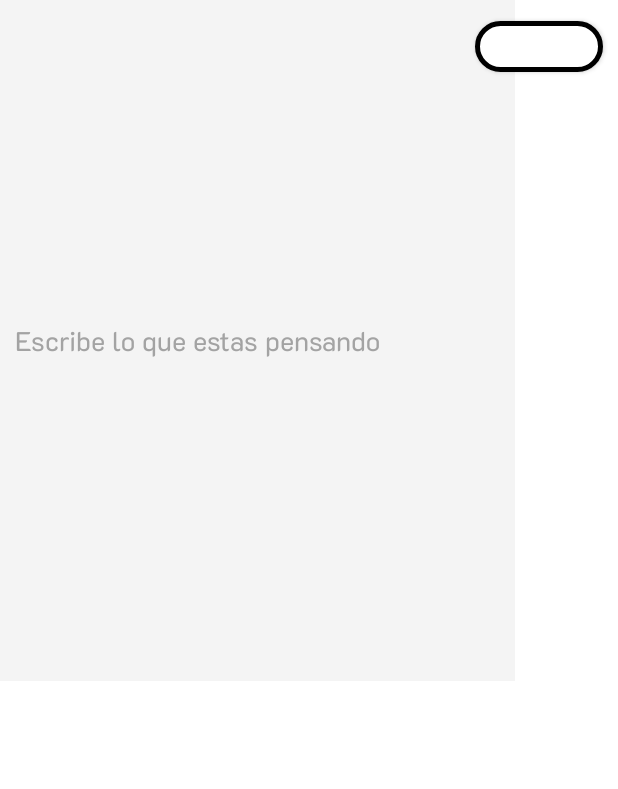
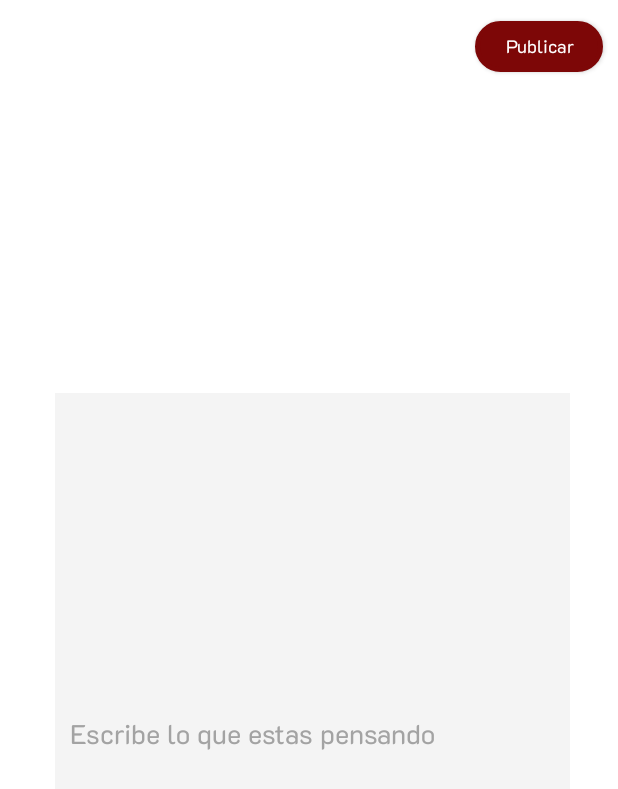
Before and after one commit to Hiramatsu07/torino, an Android app: the PublicarActivity screen opened directly, with no data from a screen before it, on a phone screen of 412 x 824 dp. Shown: the top 789 px of the screen. Run offline under Robolectric (Android 15) with nearby library versions, the phone set to English and light mode, and no system bars; 1 statement that could not run was skipped.

Commit message:
No me acuerdo de que hice pero anda todo :D

```diff
--- a/app/src/main/java/com/example/torino/activities/PublicarActivity.java
+++ b/app/src/main/java/com/example/torino/activities/PublicarActivity.java
@@ -11,15 +11,21 @@ import androidx.appcompat.app.AppCompatActivity;
 
 import com.example.torino.R;
 import com.example.torino.datos.Publicacion;
+import com.example.torino.datos.Usuario;
+
+import org.w3c.dom.Text;
 
 public class PublicarActivity extends AppCompatActivity {
     Button publicar;
     EditText descripcion;
     Boolean resultado = false;
+    TextView username;
 
     @Override
     protected void onCreate(Bundle savedInstanceStat) {
         setContentView(R.layout.activity_publicar);
+        username = (TextView) findViewById(R.id.user_name);
+        username.setText(Usuario.getUsuarioLogueado().getNickname().toString());
         publicar = findViewById(R.id.button);
         publicar.setOnClickListener(new View.OnClickListener() {
             @Override
@@ -28,6 +34,7 @@ public class PublicarActivity extends AppCompatActivity {
                 resultado = Publicacion.addNuevaPublicacion(descripcion.getText().toString());
                 if (resultado == true) {
                     publicadoExitosamente();
+                    finish();
                 } else {
                     errorInesperado();
                 }
--- a/app/src/main/res/layout/activity_publicar.xml
+++ b/app/src/main/res/layout/activity_publicar.xml
@@ -4,6 +4,8 @@
     xmlns:tools="http://schemas.android.com/tools"
     android:layout_width="match_parent"
     android:layout_height="match_parent">
+
+
     <ImageView
         android:id="@+id/imageView"
         android:layout_width="35.06dp"
@@ -12,6 +14,7 @@
         android:layout_marginTop="16dp"
         app:layout_constraintStart_toStartOf="parent"
         app:layout_constraintTop_toTopOf="parent"
+
         app:srcCompat="@drawable/logo_torino" />
 
     <Button
@@ -21,19 +24,20 @@
         android:layout_marginTop="14dp"
         android:layout_marginEnd="10dp"
         android:background="@drawable/redondear_boton"
+        android:backgroundTint="#7D0707"
         android:fontFamily="@font/k2d_regular"
         android:paddingLeft="3dp"
         android:paddingTop="0dp"
         android:paddingRight="3dp"
         android:paddingBottom="0dp"
-        android:text="Publicar"
+        android:text="@string/publicar"
         android:textAllCaps="false"
-        android:textColor="@color/white"
-        android:textSize="12dp"
+        android:textColor="#FFFFFF"
+        android:textSize="12sp"
         app:backgroundTint="#7D0707"
         app:layout_constraintEnd_toEndOf="parent"
-        app:layout_constraintTop_toTopOf="parent"
-        tools:ignore="TouchTargetSizeCheck" />
+        app:layout_constraintRight_toRightOf="parent"
+        app:layout_constraintTop_toTopOf="parent" />
 
     <TextView
         android:id="@+id/user_name"
@@ -43,18 +47,22 @@
         android:layout_marginTop="140dp"
         android:textColor="#000000"
         app:layout_constraintStart_toStartOf="parent"
-        app:layout_constraintTop_toTopOf="parent" />
+        app:layout_constraintTop_toTopOf="parent"/>
 
     <EditText
         android:id="@+id/publicacion_usuario"
         android:layout_width="343dp"
         android:layout_height="454dp"
+        android:layout_marginEnd="32dp"
+        android:layout_marginBottom="108dp"
+        android:background="#F4F4F4"
         android:fontFamily="@font/k2d_regular"
+        android:padding="10dp"
         android:text="Escribe lo que estas pensando"
-        android:padding="10dp"
         android:textColor="#A3A3A3"
-        android:background="#F4F4F4"
-        tools:ignore="MissingConstraints"
-        tools:layout_editor_absoluteX="34dp"
-        tools:layout_editor_absoluteY="175dp" />
+        app:layout_constraintBottom_toBottomOf="parent"
+        app:layout_constraintEnd_toEndOf="parent"
+        app:layout_constraintHorizontal_bias="1.0"
+        app:layout_constraintLeft_toLeftOf="parent"
+        app:layout_constraintRight_toRightOf="parent" />
 </androidx.constraintlayout.widget.ConstraintLayout>
--- a/app/src/main/res/values/strings.xml
+++ b/app/src/main/res/values/strings.xml
@@ -26,5 +26,6 @@
 
     <!-- Layout de Chats -->
     <string name="titulo_chats">Chats</string>
+    <string name="publicar">Publicar</string>
 
 </resources>
```
